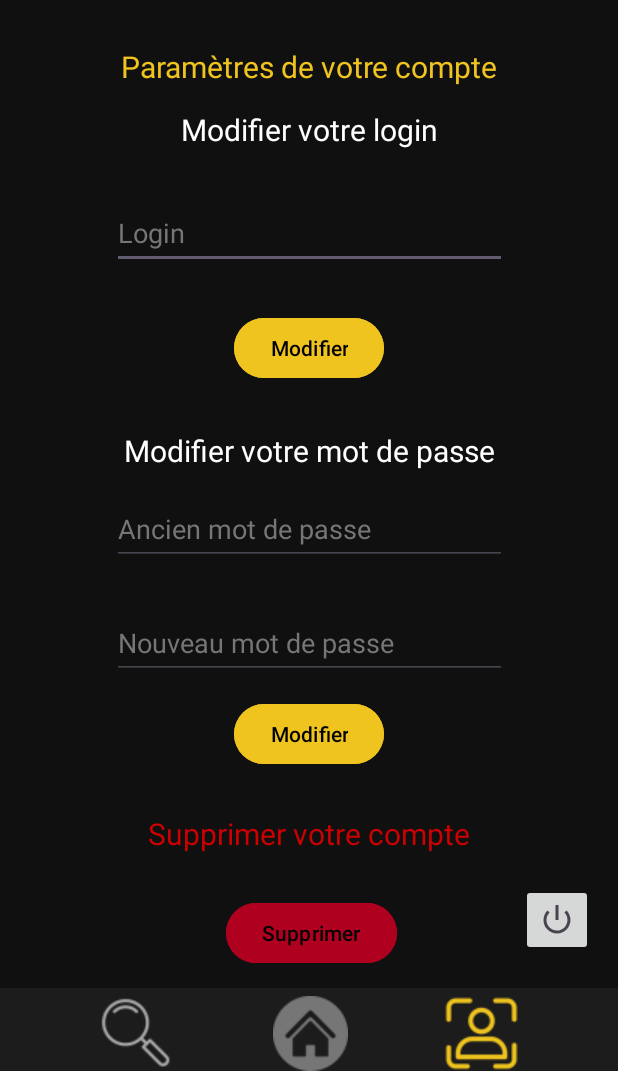
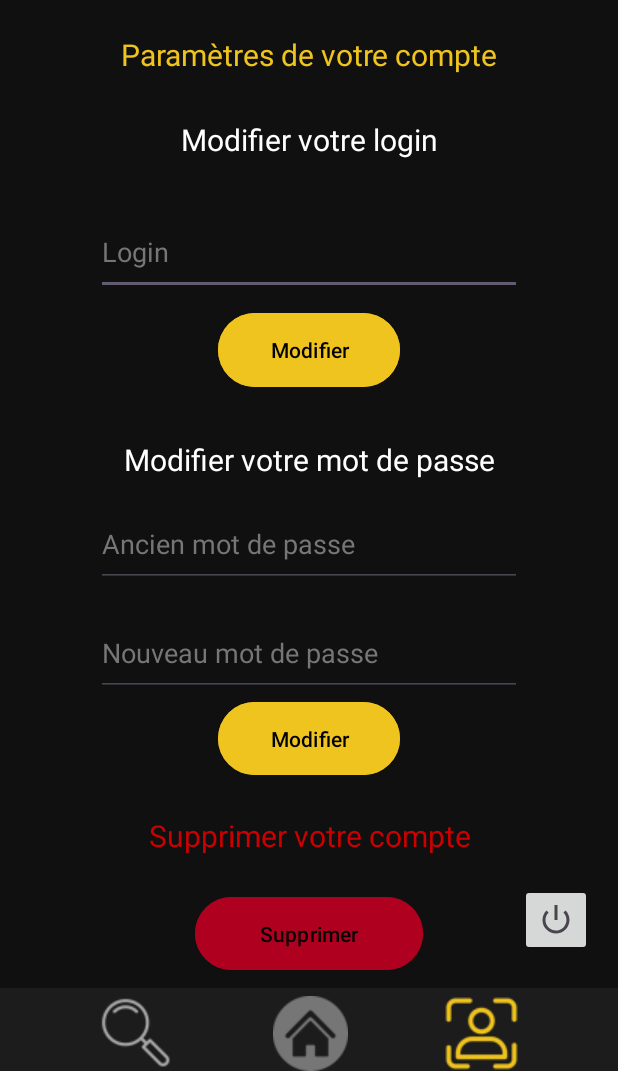
Before and after one commit to xKayato/SAE32_Android, an Android app: the layout activity_settings_account.xml on its own in the app's theme, with its tools: preview values and no code run, on a phone screen of 412 x 824 dp, the part 165-1236 px from its top. Run offline under Robolectric (Android 15) with nearby library versions, the phone set to English and light mode, and no system bars.

Commit message:
Ajouts graphiques mineurs
AJout d'un texte quand une oeuvre n'a pas de jugement
Désactivation de l'hover sur la page de tous les avis
Changement de ratio pour les images des oeuvres

```diff
--- a/app/src/main/java/fr/unice/jugementday/AlljudgmentActivity.java
+++ b/app/src/main/java/fr/unice/jugementday/AlljudgmentActivity.java
@@ -151,6 +151,10 @@ public class AlljudgmentActivity extends AppCompatActivity {
      * @param jsonData Données JSON des avis
      */
     private void parseAndUpdateData(String jsonData) {
+        if(jsonData.contains("Aucune")){
+            showToast(R.string.noJudgementText);
+            return;
+        }
         try {
             JSONArray jsonArray = new JSONArray(jsonData);
 
--- a/app/src/main/java/fr/unice/jugementday/JudgementActivity.java
+++ b/app/src/main/java/fr/unice/jugementday/JudgementActivity.java
@@ -199,6 +199,10 @@ public class JudgementActivity extends AppCompatActivity {
      * @param view
      */
     public void onClickPublish(View view) {
+        if(JugementField.getText().toString().isEmpty()){
+            showToast(R.string.emptyJudgement);
+            return;
+        }
         if(JugementField.getText().toString().length() <= 150) {
             try {
                 UrlSend urlSend = new UrlSend();
--- a/app/src/main/java/fr/unice/jugementday/ProfileActivity.java
+++ b/app/src/main/java/fr/unice/jugementday/ProfileActivity.java
@@ -207,7 +207,7 @@ public class ProfileActivity extends AppCompatActivity {
     private void updateAdapterItems(List<String> typesDisponibles, Map<String, List<HashMap<String, Integer>>> oeuvresParType, List<HashMap<String, Integer>> oeuvresList, List<HashMap<String, Integer>> randomOeuvresList) {
         List<ListItem> updatedItems = new ArrayList<>();
         if (!oeuvresList.isEmpty()) {
-            updatedItems.add(new ListItem(getString(R.string.lastRealeseText) + " (" + oeuvresList.size() + ")", oeuvresList));
+            updatedItems.add(new ListItem(getString(R.string.judgedText) + " (" + oeuvresList.size() + ")", oeuvresList));
         }
         for (String type : typesDisponibles) {
             List<HashMap<String, Integer>> typeList = oeuvresParType.get(type);
--- a/app/src/main/java/fr/unice/jugementday/SearchActivity.java
+++ b/app/src/main/java/fr/unice/jugementday/SearchActivity.java
@@ -115,6 +115,7 @@ public class SearchActivity extends AppCompatActivity {
      * Changer la catégorie de recherche en "Oeuvre".
      */
     private void changeCategoryToOeuvre() {
+        if(Objects.equals(category, "Oeuvre")) return;
         category = "Oeuvre";
         randomOeuvresList.clear();
         selectedIndices.clear();
@@ -133,6 +134,7 @@ public class SearchActivity extends AppCompatActivity {
      * Changer la catégorie de recherche en "Personne".
      */
     private void changeCategoryToPersonne() {
+        if(Objects.equals(category, "Personne")) return;
         category = "Personne";
         personnesList.clear();
         randomPersonneList.clear();
--- a/app/src/main/java/fr/unice/jugementday/service/CustomArrayAdapter.java
+++ b/app/src/main/java/fr/unice/jugementday/service/CustomArrayAdapter.java
@@ -105,7 +105,7 @@ public class CustomArrayAdapter extends ArrayAdapter<ListItem> {
         photoButton.setTextColor(getContext().getResources().getColor(R.color.white));
 
         // Configurer les dimensions et le placement du bouton
-        LinearLayout.LayoutParams params = new LinearLayout.LayoutParams(300, 500);
+        LinearLayout.LayoutParams params = new LinearLayout.LayoutParams(300, 400);
         params.gravity = Gravity.CENTER_HORIZONTAL;
         photoButton.setLayoutParams(params);
 
--- a/app/src/main/res/layout/activity_alljudgment.xml
+++ b/app/src/main/res/layout/activity_alljudgment.xml
@@ -71,6 +71,11 @@
         android:layout_height="0dp"
         android:layout_marginBottom="2dp"
         android:backgroundTint="@color/primary_background"
+        android:listSelector="@android:color/transparent"
+        android:focusable="false"
+        android:focusableInTouchMode="false"
+        android:clickable="false"
+        android:longClickable="false"
         app:layout_constraintBottom_toTopOf="@+id/hbhv3"
         app:layout_constraintEnd_toEndOf="parent"
         app:layout_constraintHorizontal_bias="0.0"
--- a/app/src/main/res/layout/activity_settings_account.xml
+++ b/app/src/main/res/layout/activity_settings_account.xml
@@ -25,9 +25,9 @@
 
     <TextView
         android:id="@+id/accountSettingsText"
-        android:layout_width="345dp"
-        android:layout_height="32dp"
-        android:layout_marginTop="16dp"
+        android:layout_width="0dp"
+        android:layout_height="0dp"
+        android:layout_marginTop="8dp"
         android:gravity="center"
         android:text="@string/accountText"
         android:textColor="@color/secondary_text"
@@ -39,8 +39,8 @@
 
     <TextView
         android:id="@+id/changeUsernameText"
-        android:layout_width="210dp"
-        android:layout_height="28dp"
+        android:layout_width="0dp"
+        android:layout_height="0dp"
         android:gravity="center"
         android:text="@string/changePseudoText"
         android:textColor="@color/primary_text"
@@ -52,9 +52,11 @@
 
     <EditText
         android:id="@+id/usernameFieldButton"
-        android:layout_width="263dp"
-        android:layout_height="48dp"
+        android:layout_width="0dp"
+        android:layout_height="0dp"
+        android:layout_marginStart="64dp"
         android:layout_marginTop="18dp"
+        android:layout_marginEnd="64dp"
         android:ems="10"
         android:hint="@string/pseudoText"
         android:inputType="text"
@@ -67,9 +69,11 @@
 
     <Button
         android:id="@+id/changeUsernameButton"
-        android:layout_width="wrap_content"
-        android:layout_height="wrap_content"
-        android:layout_marginTop="16dp"
+        android:layout_width="0dp"
+        android:layout_height="0dp"
+        android:layout_marginStart="145dp"
+        android:layout_marginTop="8dp"
+        android:layout_marginEnd="145dp"
         android:backgroundTint="@color/secondary_button"
         android:text="@string/changeApplyText"
         android:textColor="@color/black"
@@ -81,8 +85,8 @@
 
     <TextView
         android:id="@+id/changePasswordText"
-        android:layout_width="254dp"
-        android:layout_height="32dp"
+        android:layout_width="0dp"
+        android:layout_height="0dp"
         android:layout_marginTop="16dp"
         android:gravity="center"
         android:text="@string/changePasswordText"
@@ -95,8 +99,10 @@
 
     <EditText
         android:id="@+id/oldPasswordFieldButton"
-        android:layout_width="263dp"
-        android:layout_height="48dp"
+        android:layout_width="0dp"
+        android:layout_height="0dp"
+        android:layout_marginStart="64dp"
+        android:layout_marginEnd="64dp"
         android:ems="10"
         android:hint="@string/oldPasswordText"
         android:inputType="textPassword"
@@ -109,9 +115,11 @@
 
     <EditText
         android:id="@+id/newPasswordFieldButton"
-        android:layout_width="263dp"
-        android:layout_height="48dp"
+        android:layout_width="0dp"
+        android:layout_height="0dp"
+        android:layout_marginStart="64dp"
         android:layout_marginTop="15dp"
+        android:layout_marginEnd="64dp"
         android:ems="10"
         android:hint="@string/newPasswordText"
         android:inputType="textPassword"
@@ -124,8 +132,10 @@
 
     <Button
         android:id="@+id/changePasswordButton"
-        android:layout_width="wrap_content"
-        android:layout_height="48dp"
+        android:layout_width="0dp"
+        android:layout_height="0dp"
+        android:layout_marginStart="145dp"
+        android:layout_marginEnd="145dp"
         android:backgroundTint="@color/secondary_button"
         android:text="@string/changeApplyText"
         android:textColor="@color/black"
@@ -137,9 +147,9 @@
 
     <TextView
         android:id="@+id/deleteAccountText"
-        android:layout_width="245dp"
-        android:layout_height="28dp"
-        android:layout_marginTop="16dp"
+        android:layout_width="0dp"
+        android:layout_height="0dp"
+        android:layout_marginTop="8dp"
         android:gravity="center"
         android:text="@string/deleteAccountText"
         android:textColor="@android:color/holo_red_dark"
@@ -154,12 +164,11 @@
         android:id="@+id/disconnectButton"
         android:layout_width="48dp"
         android:layout_height="48dp"
-        android:layout_marginTop="503dp"
         android:layout_marginBottom="21dp"
         android:contentDescription="@string/logoutButtonDescription"
         app:layout_constraintBottom_toTopOf="@+id/hbhv"
         app:layout_constraintEnd_toEndOf="parent"
-        app:layout_constraintHorizontal_bias="0.955"
+        app:layout_constraintHorizontal_bias="0.953"
         app:layout_constraintStart_toStartOf="parent"
         app:layout_constraintTop_toBottomOf="@+id/logoPicture"
         app:layout_constraintVertical_bias="1.0"
@@ -167,9 +176,12 @@
 
     <Button
         android:id="@+id/deleteAccountButton"
-        android:layout_width="wrap_content"
-        android:layout_height="wrap_content"
-        android:layout_marginTop="16dp"
+        android:layout_width="0dp"
+        android:layout_height="0dp"
+        android:layout_marginStart="130dp"
+        android:layout_marginTop="8dp"
+        android:layout_marginEnd="130dp"
+        android:layout_marginBottom="8dp"
         android:backgroundTint="@color/design_default_color_error"
         android:text="@string/DeleteText"
         android:textColor="@color/black"
```
Also changed, not shown: app/src/main/res/layout/activity_check_judgement.xml (+20 -21 lines), app/src/main/res/layout/list_items_home.xml (+4 -5 lines), app/src/main/res/values/strings.xml (+5 -3 lines).
